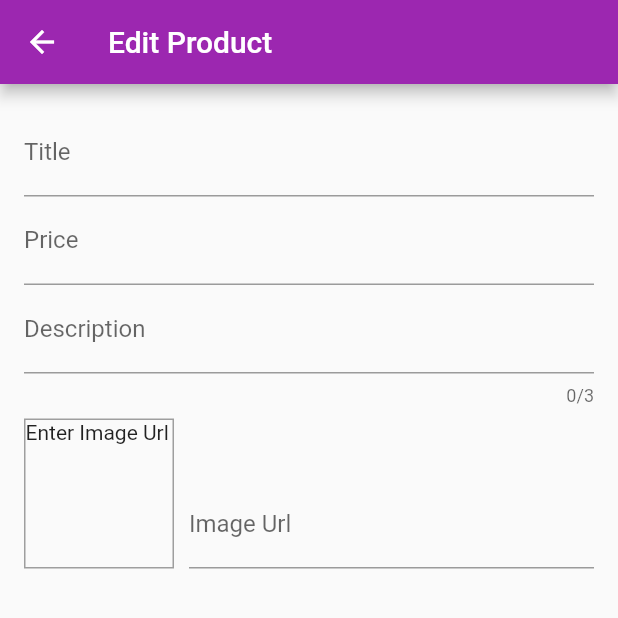
After one commit to HassanAfnan/ShopApp, a Flutter app: the EditProduct screen opened directly, on a phone screen of 412 x 824 dp, the top half of it. The commit adds this screen. Run offline on Flutter 3.47's test engine with Material 2 defaults, Android fonts, the phone set to English and light mode, and no system bars; network calls fail.

Commit message:
third change

```diff
--- /dev/null
+++ b/lib/admin/edit_product.dart
@@ -0,0 +1,119 @@
+import 'package:flutter/material.dart';
+
+class EditProduct extends StatefulWidget {
+  @override
+  _EditProductState createState() => _EditProductState();
+}
+
+class _EditProductState extends State<EditProduct> {
+  final priceFocusNote = FocusNode();
+  final descriptionFocusNote = FocusNode();
+  final imageUrlController = TextEditingController();
+  final imageFocusNote = FocusNode();
+
+  @override
+  void initState() {
+    // TODO: implement initState
+    imageFocusNote.addListener(updateImageUrl);
+    super.initState();
+  }
+
+  void updateImageUrl(){
+    if(!imageFocusNote.hasFocus){
+      setState(() {
+
+      });
+    }
+  }
+
+  @override
+  void dispose() {
+    // TODO: implement dispose
+    imageFocusNote.removeListener(updateImageUrl);
+    priceFocusNote.dispose();
+    descriptionFocusNote.dispose();
+    imageUrlController.dispose();
+    imageFocusNote.dispose();
+    super.dispose();
+  }
+
+  @override
+  Widget build(BuildContext context) {
+    return Scaffold(
+      appBar: AppBar(
+        title: Text("Edit Product"),
+      ),
+      body: Padding(
+        padding: const EdgeInsets.all(16.0),
+        child: Form(
+         child: ListView(
+           children: [
+             TextFormField(
+               decoration: InputDecoration(
+                 labelText: 'Title',
+               ),
+               textInputAction: TextInputAction.next,
+               onFieldSubmitted: (_){
+                 FocusScope.of(context).requestFocus(priceFocusNote);
+               },
+             ),
+             TextFormField(
+               decoration: InputDecoration(
+                 labelText: 'Price',
+               ),
+               keyboardType: TextInputType.number,
+               textInputAction: TextInputAction.next,
+               focusNode: priceFocusNote,
+               onFieldSubmitted: (_){
+                 FocusScope.of(context).requestFocus(descriptionFocusNote);
+               },
+             ),
+             TextFormField(
+               decoration: InputDecoration(
+                 labelText: 'Description',
+               ),
+               maxLength: 3,
+               keyboardType: TextInputType.multiline,
+               focusNode: descriptionFocusNote,
+             ),
+             Row(
+               crossAxisAlignment: CrossAxisAlignment.end,
+               children: [
+                 Container(
+                   height: 100,
+                   width: 100,
+                   margin: EdgeInsets.only(right: 10,top: 8),
+                   decoration: BoxDecoration(
+                     border: Border.all(width: 1,color: Colors.grey)
+                   ),
+                   child: imageUrlController.text.isEmpty ? Text("Enter Image Url") : FittedBox(
+                     child: Image.network(imageUrlController.text,
+                       fit: BoxFit.cover,
+                     ),
+                   ),
+                 ),
+                 Expanded(
+                   child: TextFormField(
+                     focusNode: imageFocusNote,
+                     controller: imageUrlController,
+                     decoration: InputDecoration(
+                       labelText: 'Image Url',
+                     ),
+                     keyboardType: TextInputType.url,
+                     textInputAction: TextInputAction.done,
+                     onEditingComplete: (){
+                       setState(() {
+
+                       });
+                     },
+                   ),
+                 )
+               ],
+             )
+           ],
+         ),
+        ),
+      ),
+    );
+  }
+}
--- a/lib/main.dart
+++ b/lib/main.dart
@@ -1,6 +1,7 @@
 import 'package:flutter/material.dart';
 import 'package:provider/provider.dart';
 import 'package:shopapp/models/cart.dart';
+import 'package:shopapp/models/orders.dart';
 import 'package:shopapp/provider/product_provider.dart';
 import 'package:shopapp/screens/cart_screen.dart';
 import 'package:shopapp/screens/product_detail.dart';
@@ -22,6 +23,9 @@ class MyApp extends StatelessWidget {
         ChangeNotifierProvider(
           create: (ctx) => Cart(),
         ),
+        ChangeNotifierProvider(
+          create: (ctx) => Orders(),
+        ),
       ],
       child: MaterialApp(
         debugShowCheckedModeBanner: false,
--- /dev/null
+++ b/lib/models/orders.dart
@@ -0,0 +1,34 @@
+import 'package:flutter/material.dart';
+import 'package:shopapp/models/cart.dart';
+
+class OrderItem {
+  final String id;
+  final double amount;
+  final List<CartItem> products;
+  final DateTime dateTime;
+
+  OrderItem({
+    this.id,
+    this.amount,
+    this.products,
+    this.dateTime
+  });
+}
+
+class Orders with ChangeNotifier{
+   List<OrderItem> _orders = [];
+
+   List<OrderItem> get orders{
+     return [..._orders];
+   }
+
+   void addOrder(List<CartItem> cartProducts, double total){
+     _orders.insert(0, OrderItem(
+       id: DateTime.now().toString(),
+       amount: total,
+       products: cartProducts,
+       dateTime: DateTime.now()
+     ));
+     notifyListeners();
+   }
+}
--- a/lib/screens/product_overview.dart
+++ b/lib/screens/product_overview.dart
@@ -3,6 +3,7 @@ import 'package:provider/provider.dart';
 import 'package:shopapp/models/cart.dart';
 import 'package:shopapp/provider/product_provider.dart';
 import 'package:shopapp/screens/cart_screen.dart';
+import 'package:shopapp/widgets/app_drawer.dart';
 import 'package:shopapp/widgets/badge.dart';
 import 'package:shopapp/widgets/product_grid.dart';
 
@@ -57,6 +58,7 @@ class _ProductOverviewState extends State<ProductOverview> {
         ],
       ),
       body: ProductGrid(_showOnlyFavorite),
+      drawer: AppDrawer(),
     );
   }
 }
--- a/pubspec.yaml
+++ b/pubspec.yaml
@@ -29,7 +29,7 @@ dependencies:
   # Use with the CupertinoIcons class for iOS style icons.
   cupertino_icons: ^0.1.3
   provider: ^4.3.2+2
-
+  intl: ^0.16.1
 
 dev_dependencies:
   flutter_test:
```
Also changed, not shown: lib/admin/user_products.dart (added, +34 -0 lines), lib/models/cart.dart (+23 -0 lines), lib/screens/cart_screen.dart (+10 -2 lines), lib/screens/order_screen.dart (added, +21 -0 lines), lib/widgets/app_drawer.dart (added, +40 -0 lines), lib/widgets/cart_item.dart (+22 -0 lines), lib/widgets/order_item.dart (added, +49 -0 lines), lib/widgets/product_item.dart (+9 -1 lines), lib/widgets/user_product_item.dart (added, +31 -0 lines), pubspec.lock.
